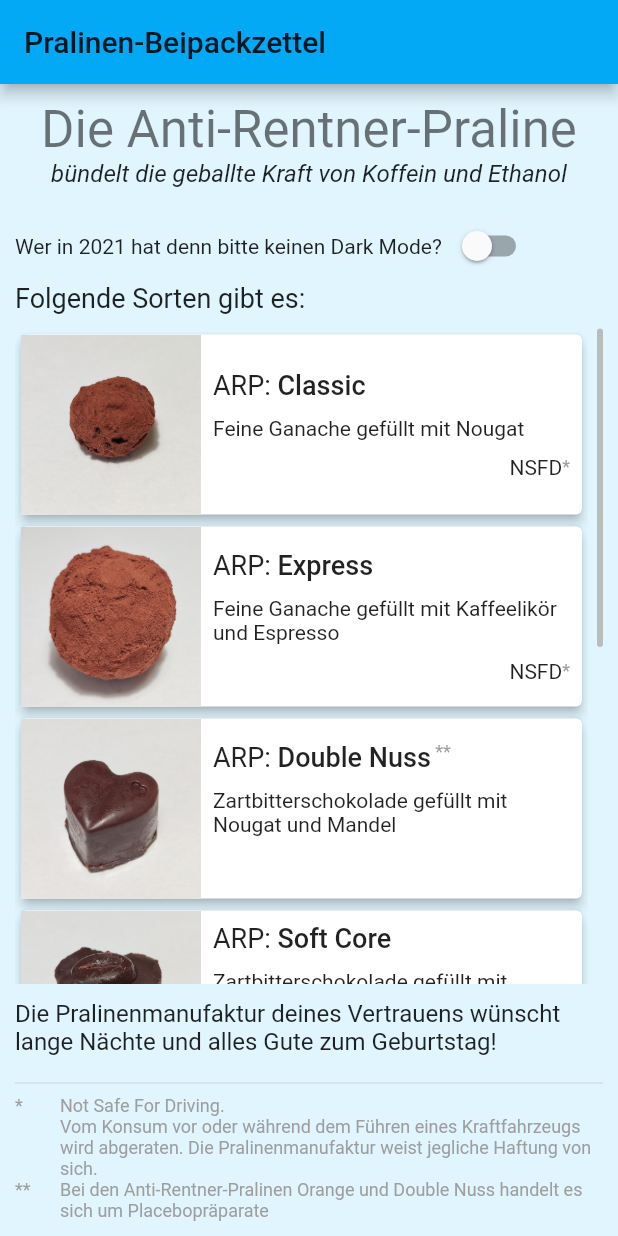
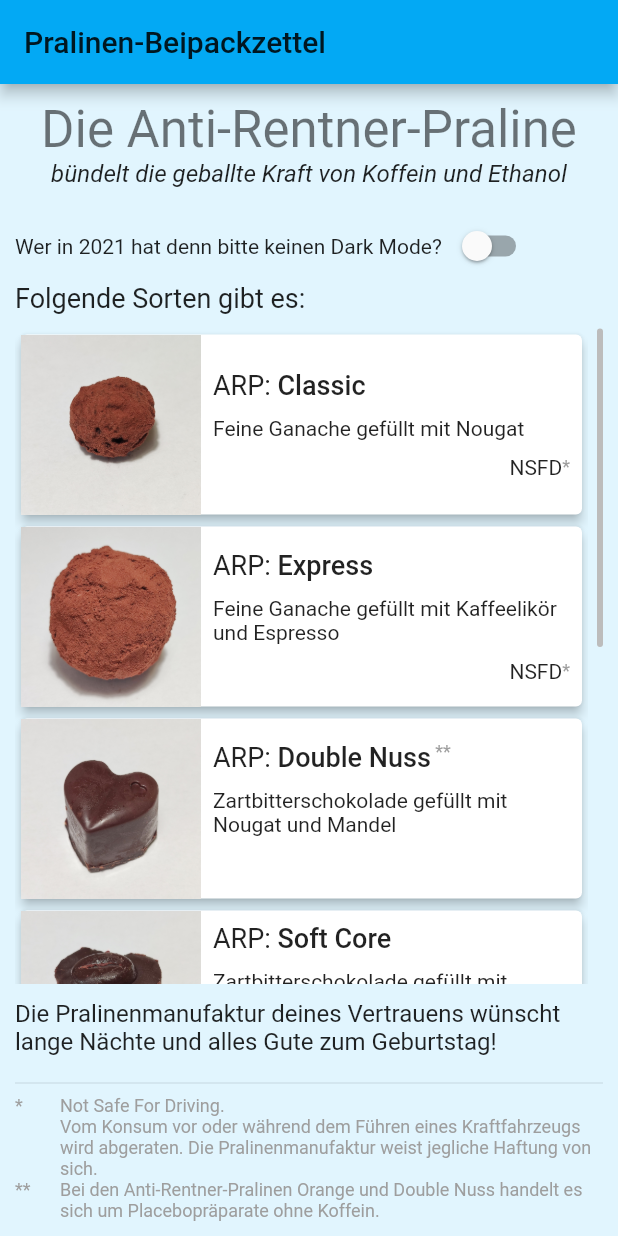
Before and after one commit to LeoGanz/Pralinen, a Flutter app: the screen it shows after launch, on a phone screen of 412 x 824 dp. Run offline on Flutter 3.47's test engine with Material 2 defaults, Android fonts, the light colour scheme and no system bars; our stand-ins replace shared_preferences.

Commit message:
Small description updates

```diff
--- a/lib/main.dart
+++ b/lib/main.dart
@@ -125,7 +125,7 @@ class _MyHomePageState extends State<MyHomePage> {
                         nsfd: true,
                         isPlacebo: false,
                         info:
-                            'Zartbitterschokolade gefüllt mit Ganache. Dekoriert mit einer Mokkabohne.',
+                            'Zartbitterschokolade gefüllt mit Ganache, dekoriert mit einer Mokkabohne',
                       ),
                       Praline(
                         imagePath: 'images/orange.jpg',
@@ -168,7 +168,7 @@ class _MyHomePageState extends State<MyHomePage> {
             AsteriskExplanation(
                 nrAsterisks: 2,
                 description:
-                    'Bei den Anti-Rentner-Pralinen Orange und Double Nuss handelt es sich um Placebopräparate'),
+                    'Bei den Anti-Rentner-Pralinen Orange und Double Nuss handelt es sich um Placebopräparate ohne Koffein.'),
           ],
         ),
       ),
```
